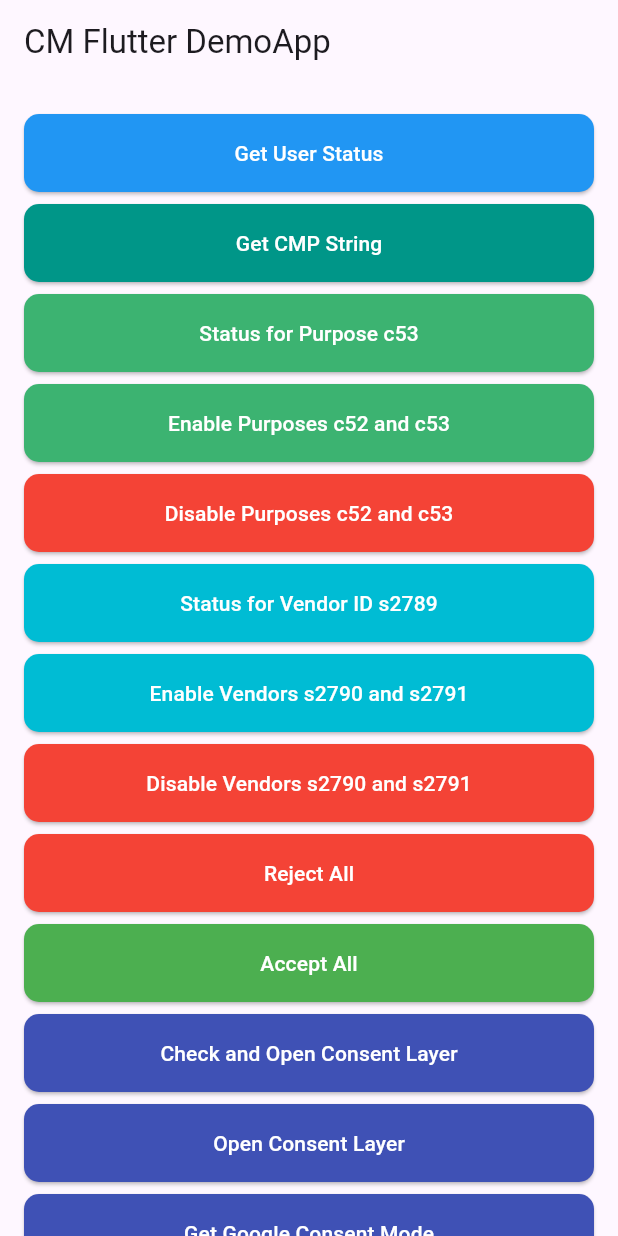
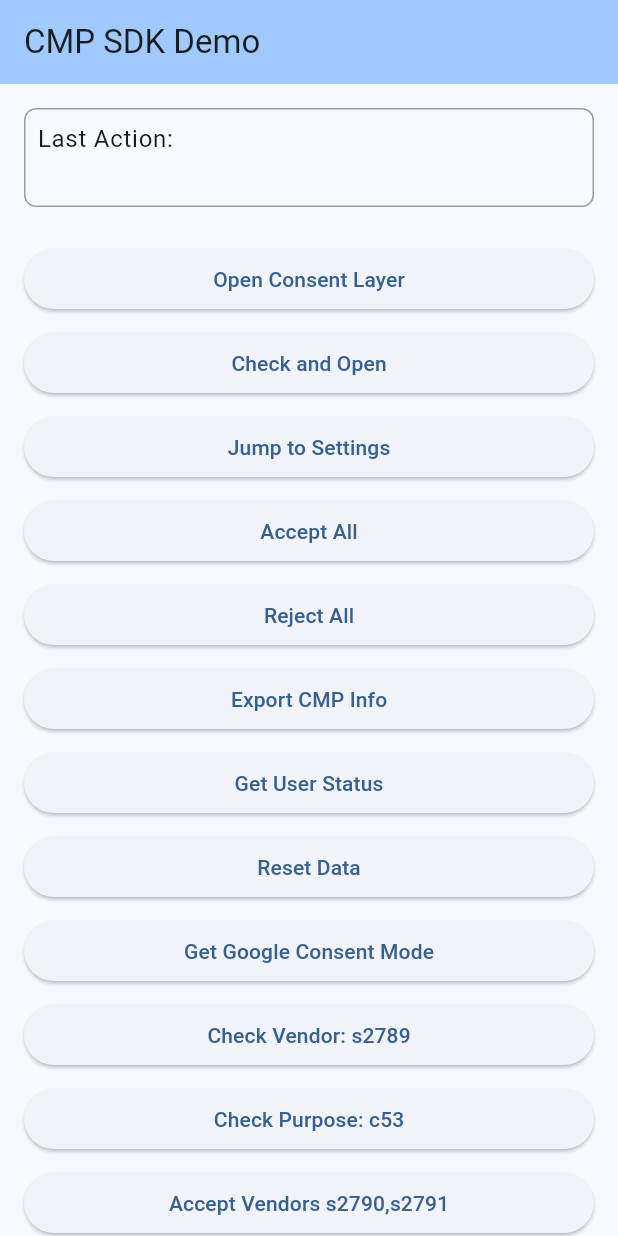
Before and after one commit to iubenda/cm-sdk-flutter-v3, a Flutter app: the screen it shows after launch, on a phone screen of 412 x 824 dp. Run offline on Flutter 3.47's test engine with Material 3 defaults, Android fonts, the phone set to English and light mode, and no system bars; our stand-ins replace fluttertoast, plugin_platform_interface.

Commit message:
Adapting to the version bump on the Android Native version. Redesigning the demo app from scratch.

```diff
--- a/example/lib/main.dart
+++ b/example/lib/main.dart
@@ -1,6 +1,7 @@
-import 'package:cmp_sdk_example/cmp_view_model.dart';
+// main.dart
+import 'package:cmp_sdk_v3/cmp_sdk_v3_platform_interface.dart';
 import 'package:flutter/material.dart';
-import 'package:provider/provider.dart';
+import 'package:cmp_sdk_v3/cmp_sdk_v3.dart';
 
 void main() {
   runApp(const MyApp());
@@ -11,103 +12,157 @@ class MyApp extends StatelessWidget {
 
   @override
   Widget build(BuildContext context) {
-    return ChangeNotifierProvider.value(
-      value: CmpViewModel.instance,
-      child: MaterialApp(
-        title: 'CMP Demo App',
-        theme: ThemeData(
-          primarySwatch: Colors.blue,
-          visualDensity: VisualDensity.adaptivePlatformDensity,
-        ),
-        home: const HomeScreen(),
+    return MaterialApp(
+      title: 'CMP SDK Demo',
+      theme: ThemeData(
+        colorScheme: ColorScheme.fromSeed(seedColor: Colors.blue),
+        useMaterial3: true,
       ),
+      home: const MyHomePage(),
     );
   }
 }
 
-class HomeScreen extends StatefulWidget {
-  const HomeScreen({super.key});
+class MyHomePage extends StatefulWidget {
+  const MyHomePage({super.key});
 
   @override
-  HomeScreenState createState() => HomeScreenState();
+  State<MyHomePage> createState() => _MyHomePageState();
 }
 
-class HomeScreenState extends State<HomeScreen> {
+class _MyHomePageState extends State<MyHomePage> {
+  final CMPmanager _cmpManager = CMPmanager.instance;
+  String _lastAction = '';
+
   @override
   void initState() {
     super.initState();
-    WidgetsBinding.instance.addPostFrameCallback((_) {
-      CmpViewModel.instance.initCmp();
-    });
+    _initializeCMP();
   }
 
-  Widget _buildButton(String text, Color color, VoidCallback onPressed) {
-    return Padding(
-      padding: const EdgeInsets.symmetric(vertical: 4.0),
-      child: SizedBox(
-        width: double.infinity,
-        child: ElevatedButton(
-          onPressed: onPressed,
-          style: ElevatedButton.styleFrom(
-            backgroundColor: color,
-            padding: const EdgeInsets.all(16),
-            shape: RoundedRectangleBorder(
-              borderRadius: BorderRadius.circular(10),
-            ),
-          ),
-          child: Text(text, style: const TextStyle(color: Colors.white)),
-        ),
-      ),
-    );
+  Future<void> _initializeCMP() async {
+    try {
+      await _cmpManager.setUrlConfig(
+        id: "26cba6cf81e76",
+        domain: "delivery.consentmanager.net",
+        appName: "CMDemoAppFlutter",
+        language: "EN",
+      );
+
+      _cmpManager.addEventListeners(
+        didReceiveConsent: (consent, jsonObject) {
+          setState(() => _lastAction = 'Received consent: $consent');
+        },
+        didShowConsentLayer: () {
+          setState(() => _lastAction = 'Consent layer shown');
+        },
+        didCloseConsentLayer: () {
+          setState(() => _lastAction = 'Consent layer closed');
+        },
+        didReceiveError: (error) {
+          setState(() => _lastAction = 'Error: $error');
+        },
+      );
+    } catch (e) {
+      setState(() => _lastAction = 'Initialization error: $e');
+    }
+  }
+
+  String _formatUserStatus(UserConsentStatus status) {
+    return '''
+User Choice: ${status.hasUserChoice}
+TCF: ${status.tcf}
+Additional Consent: ${status.addtlConsent}
+Regulation: ${status.regulation}
+Vendors: ${status.vendors.entries.map((e) => '${e.key}: ${e.value}').join(', ')}
+Purposes: ${status.purposes.entries.map((e) => '${e.key}: ${e.value}').join(', ')}
+''';
+  }
+
+  Future<void> _handleApiCall(Future<dynamic> Function() apiCall, String actionName) async {
+    try {
+      final result = await apiCall();
+      setState(() {
+        if (result is UserConsentStatus) {
+          _lastAction = '$actionName:\n${_formatUserStatus(result)}';
+        } else if (result is Map) {
+          _lastAction = '$actionName: ${result.toString()}';
+        } else {
+          _lastAction = '$actionName: ${result.toString()}';
+        }
+      });
+    } catch (e) {
+      setState(() => _lastAction = '$actionName error: $e');
+    }
   }
 
   @override
   Widget build(BuildContext context) {
     return Scaffold(
       appBar: AppBar(
-        title: const Text('CM Flutter DemoApp'),
+        title: const Text('CMP SDK Demo'),
+        backgroundColor: Theme.of(context).colorScheme.inversePrimary,
       ),
       body: SingleChildScrollView(
-        padding: const EdgeInsets.all(16.0),
+        padding: const EdgeInsets.all(16),
         child: Column(
+          crossAxisAlignment: CrossAxisAlignment.stretch,
           children: [
-            _buildButton('Get User Status', Colors.blue,
-                    () => CmpViewModel.instance.getUserStatus()),
-            _buildButton('Get CMP String', Colors.teal,
-                    () => CmpViewModel.instance.exportCMPInfo()),
-            _buildButton('Status for Purpose c53', const Color(0xFF3CB371),
-                    () => CmpViewModel.instance.getPurposeStatus()),
-            _buildButton('Enable Purposes c52 and c53', const Color(0xFF3CB371),
-                    () => CmpViewModel.instance.enablePurposes()),
-            _buildButton('Disable Purposes c52 and c53', Colors.red,
-                    () => CmpViewModel.instance.disablePurposes()),
-            _buildButton('Status for Vendor ID s2789', Colors.cyan,
-                    () => CmpViewModel.instance.getVendorStatus()),
-            _buildButton('Enable Vendors s2790 and s2791', Colors.cyan,
-                    () => CmpViewModel.instance.enableVendors()),
-            _buildButton('Disable Vendors s2790 and s2791', Colors.red,
-                    () => CmpViewModel.instance.disableVendors()),
-            _buildButton('Reject All', Colors.red,
-                    () => CmpViewModel.instance.rejectAll()),
-            _buildButton('Accept All', Colors.green,
-                    () => CmpViewModel.instance.acceptAll()),
-            _buildButton('Check and Open Consent Layer', Colors.indigo,
-                    () => CmpViewModel.instance.checkAndOpen()),
-            _buildButton('Open Consent Layer', Colors.indigo,
-                    () => CmpViewModel.instance.forceOpen()),
-            _buildButton('Get Google Consent Mode', Colors.indigo,
-                    () => CmpViewModel.instance.getGoogleConsentStatus()),
-            _buildButton('Jump to CMP Settings', Colors.indigo,
-                    () => CmpViewModel.instance.jumpToSettings()),
-            _buildButton('Import CMP String', Colors.teal,
-                    () => CmpViewModel.instance.importCMPString()),
-            _buildButton('Reset all CMP Info', Colors.black,
-                    () => CmpViewModel.instance.resetConsent()),
-            _buildButton('Request ATT Authorization', Colors.purple,
-                    () => CmpViewModel.instance.requestATTPermission()),
+            Container(
+              padding: const EdgeInsets.all(8),
+              decoration: BoxDecoration(
+                border: Border.all(color: Colors.grey),
+                borderRadius: BorderRadius.circular(8),
+              ),
+              child: Text(
+                'Last Action:\n$_lastAction',
+                style: Theme.of(context).textTheme.bodyLarge,
+              ),
+            ),
+            const SizedBox(height: 20),
+            _buildButton('Open Consent Layer',
+                    () => _handleApiCall(() => _cmpManager.forceOpen(), 'Force Open')),
+            _buildButton('Check and Open',
+                    () => _handleApiCall(() => _cmpManager.checkAndOpen(), 'Check and Open')),
+            _buildButton('Jump to Settings',
+                    () => _handleApiCall(() => _cmpManager.forceOpen(jumpToSettings: true), 'Jump to Settings')),
+            _buildButton('Accept All',
+                    () => _handleApiCall(() => _cmpManager.acceptAll(), 'Accept All')),
+            _buildButton('Reject All',
+                    () => _handleApiCall(() => _cmpManager.rejectAll(), 'Reject All')),
+            _buildButton('Export CMP Info',
+                    () => _handleApiCall(() => _cmpManager.exportCMPInfo(), 'Export CMP Info')),
+            _buildButton('Get User Status',
+                    () => _handleApiCall(() => _cmpManager.getUserStatus(), 'User Status')),
+            _buildButton('Reset Data',
+                    () => _handleApiCall(() => _cmpManager.resetConsentManagementData(), 'Reset Data')),
+            _buildButton('Get Google Consent Mode',
+                    () => _handleApiCall(() => _cmpManager.getGoogleConsentModeStatus(), 'Google Consent Mode')),
+            _buildButton('Check Vendor: s2789',
+                    () => _handleApiCall(() => _cmpManager.getStatusForVendor('s2789'), 'Vendor s2789')),
+            _buildButton('Check Purpose: c53',
+                    () => _handleApiCall(() => _cmpManager.getStatusForPurpose('c53'), 'Purpose c53')),
+            _buildButton('Accept Vendors s2790,s2791',
+                    () => _handleApiCall(() => _cmpManager.acceptVendors(['s2790', 's2791']), 'Accept Vendors')),
+            _buildButton('Reject Vendors s2790,s2791',
+                    () => _handleApiCall(() => _cmpManager.rejectVendors(['s2790', 's2791']), 'Reject Vendors')),
+            _buildButton('Accept Purposes c52,c53',
+                    () => _handleApiCall(() => _cmpManager.acceptPurposes(['c52', 'c53']), 'Accept Purposes')),
+            _buildButton('Reject Purposes c52,c53',
+                    () => _handleApiCall(() => _cmpManager.rejectPurposes(['c52', 'c53']), 'Reject Purposes')),
           ],
         ),
       ),
     );
   }
+
+  Widget _buildButton(String text, VoidCallback onPressed) {
+    return Padding(
+      padding: const EdgeInsets.symmetric(vertical: 4),
+      child: ElevatedButton(
+        onPressed: onPressed,
+        child: Text(text),
+      ),
+    );
+  }
 }
--- a/lib/cmp_sdk_v3_platform_interface.dart
+++ b/lib/cmp_sdk_v3_platform_interface.dart
@@ -8,7 +8,9 @@ typedef DidChangeATTStatus = void Function(
     int oldStatus, int newStatus, DateTime lastUpdated);
 typedef DidReceiveError = void Function(String error);
 typedef DidReceiveConsent = void Function(
-    String consent, Map<String, dynamic> jsonObject);
+    String consent,
+    Map<String, dynamic> jsonObject
+    );
 typedef DidShowConsentLayer = void Function();
 typedef DidCloseConsentLayer = void Function();
 
@@ -43,18 +45,24 @@ class UserConsentStatus {
     required this.regulation,
   });
 
-  factory UserConsentStatus.fromJson(Map<String, dynamic> json) {
+  factory UserConsentStatus.fromJson(Map<dynamic, dynamic> json) {
     return UserConsentStatus(
       hasUserChoice: UserChoiceStatus.values[json['hasUserChoice'] as int],
-      vendors: (json['vendors'] as Map<String, dynamic>).map(
-            (key, value) => MapEntry(key, ConsentStatus.values[value as int]),
+      vendors: (json['vendors'] as Map<dynamic, dynamic>).map(
+            (key, value) => MapEntry(
+          key.toString(),
+          ConsentStatus.values[value as int],
+        ),
       ),
-      purposes: (json['purposes'] as Map<String, dynamic>).map(
-            (key, value) => MapEntry(key, ConsentStatus.values[value as int]),
+      purposes: (json['purposes'] as Map<dynamic, dynamic>).map(
+            (key, value) => MapEntry(
+          key.toString(),
+          ConsentStatus.values[value as int],
+        ),
       ),
-      tcf: json['tcf'] as String,
-      addtlConsent: json['addtlConsent'] as String,
-      regulation: json['regulation'] as String,
+      tcf: json['tcf']?.toString() ?? '',
+      addtlConsent: json['addtlConsent']?.toString() ?? '',
+      regulation: json['regulation']?.toString() ?? '',
     );
   }
 }
```
Also changed, not shown: example/lib/cmp_view_model.dart (+8 -7 lines), lib/cmp_sdk_v3_method_channel.dart (+52 -3 lines), example/lib/consent_layer_ui_config_card.dart (indentation only), 2 other files.
